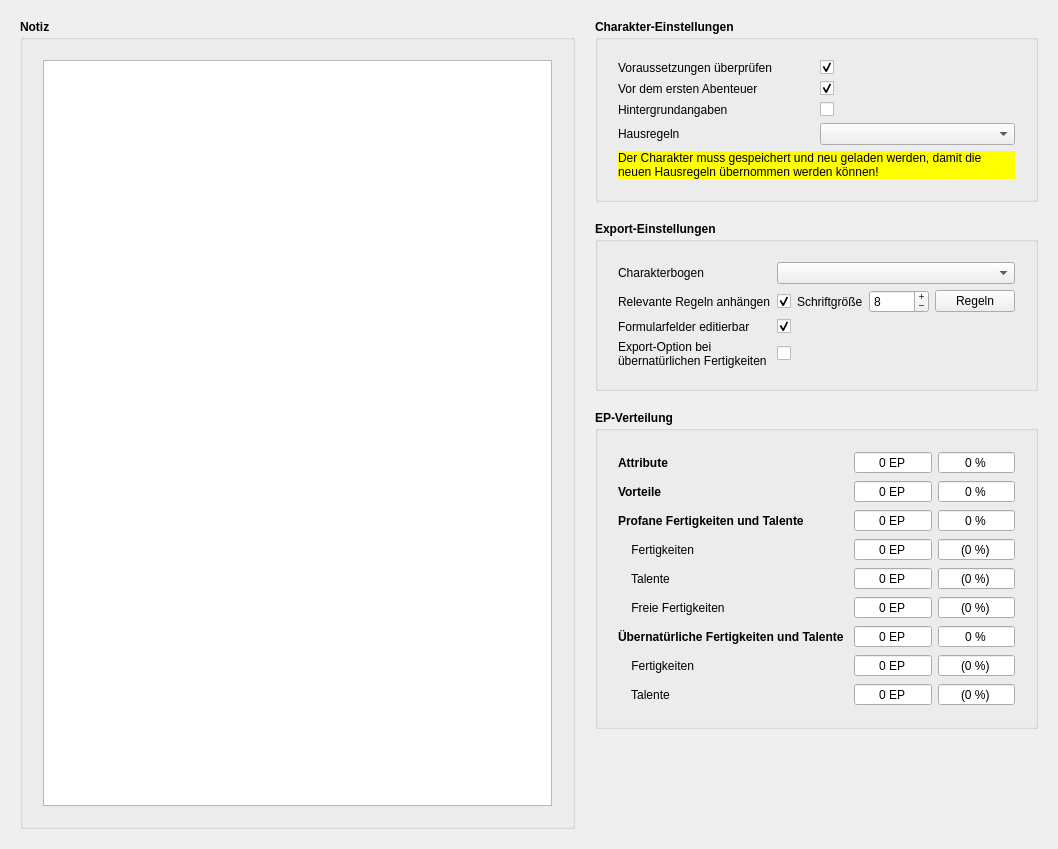
Old version of the form designer/CharakterInfo.ui in the repository Aeolitus/Sephrasto.
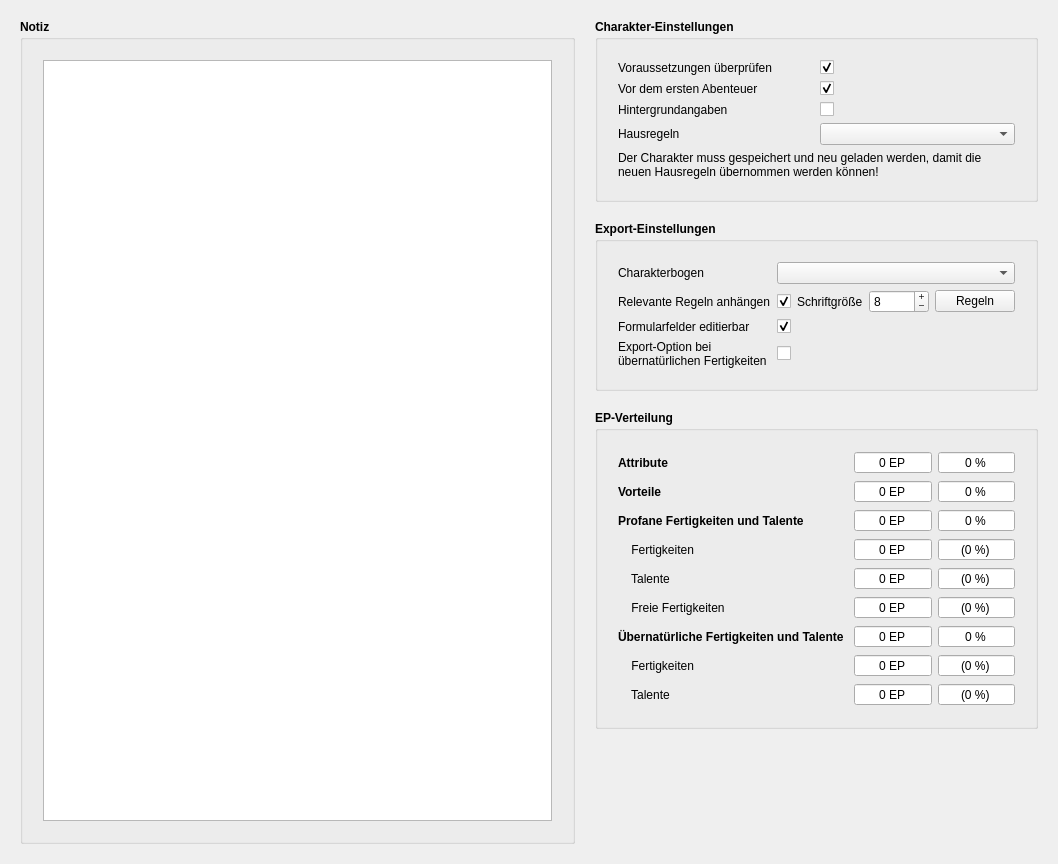
New version of the form.

What changed in the file:
```diff
--- a/designer/CharakterInfo.ui
+++ b/designer/CharakterInfo.ui
@@ -7,7 +7,7 @@
     <x>0</x>
     <y>0</y>
     <width>1058</width>
-    <height>849</height>
+    <height>864</height>
    </rect>
   </property>
   <property name="windowTitle">
@@ -110,9 +110,6 @@
         </item>
         <item row="15" column="0" colspan="2">
          <widget class="QLabel" name="labelReload">
-          <property name="styleSheet">
-           <string notr="true">background-color: rgb(255, 255, 0); color: black;</string>
-          </property>
           <property name="text">
            <string>Der Charakter muss gespeichert und neu geladen werden, damit die neuen Hausregeln übernommen werden können!</string>
           </property>
```
Left out of the diff: 145 changed lines with no effect on the pictures.
